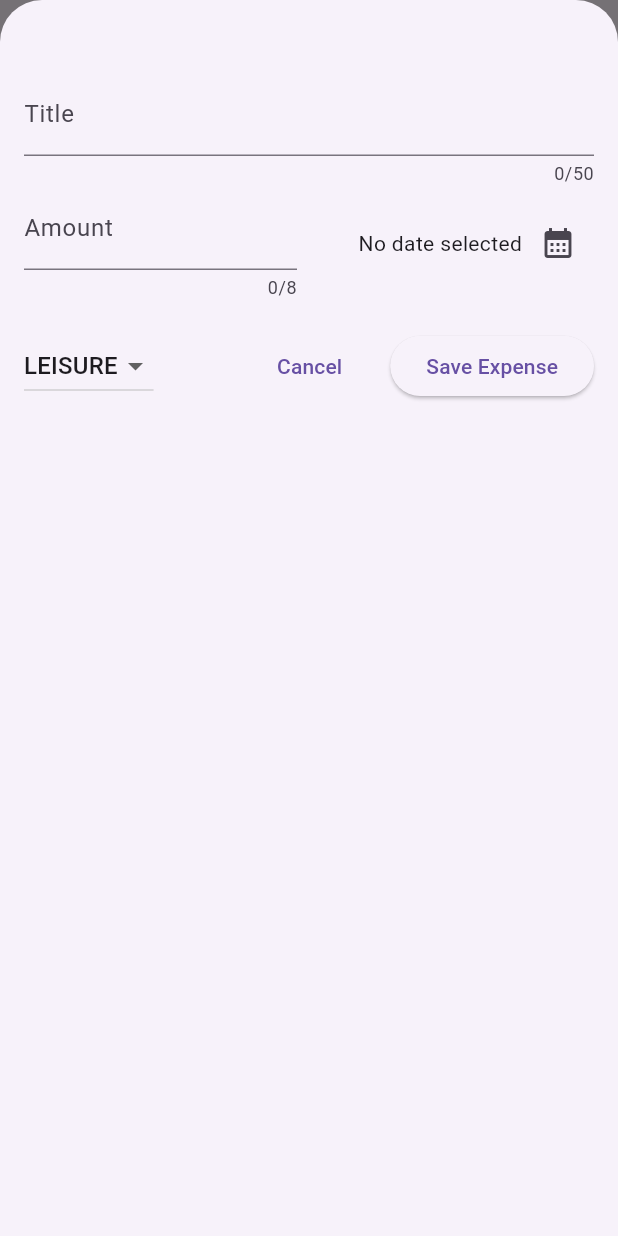
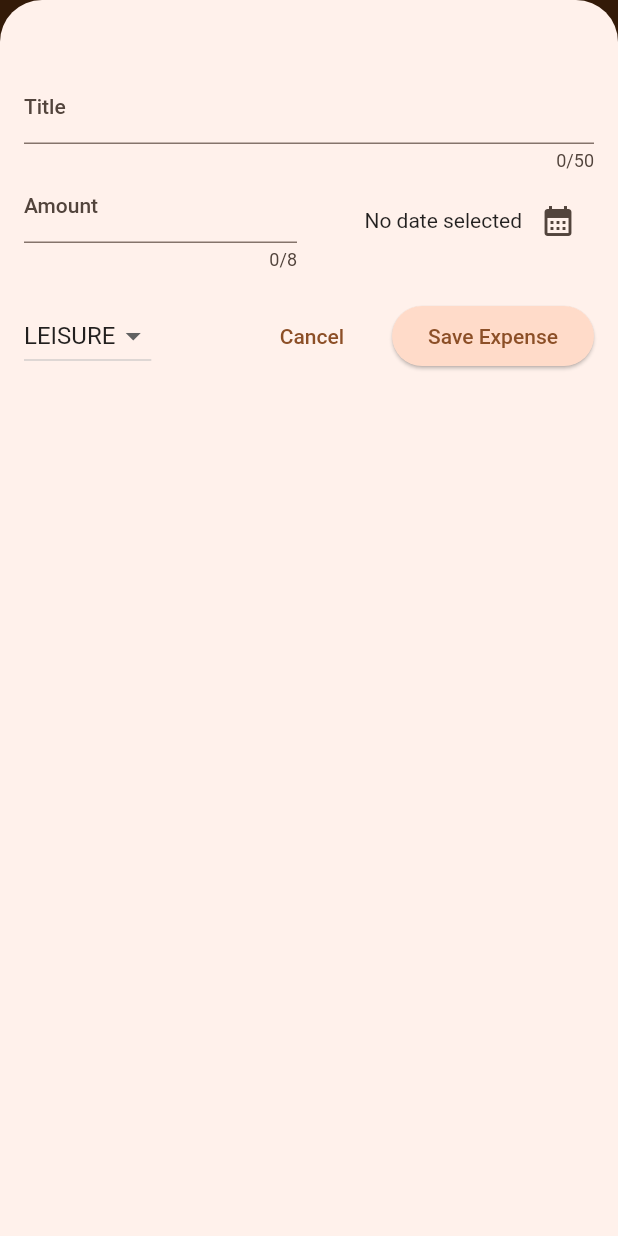
Before and after one commit to bhibbert/expense_tracker, a Flutter app: the screen it shows after launch, after a tap on the "add" icon, on a phone screen of 412 x 824 dp. Run offline on Flutter 3.47's test engine with Material 2 defaults, Android fonts, the phone set to English and light mode, and no system bars.

Commit message:
Added Theme

```diff
--- a/lib/main.dart
+++ b/lib/main.dart
@@ -2,10 +2,40 @@ import 'package:flutter/material.dart';
 
 import 'package:expense_tracker/widgets/expenses.dart';
 
+var kColorScheme = ColorScheme.fromSeed(
+  seedColor: const Color.fromARGB(255, 244, 115, 2),
+);
+
 void main() {
   runApp(
     MaterialApp(
-      theme: ThemeData(useMaterial3: true),
+      theme: ThemeData().copyWith(
+        useMaterial3: true,
+        colorScheme: kColorScheme,
+        appBarTheme: const AppBarTheme().copyWith(
+          backgroundColor: kColorScheme.onPrimaryContainer,
+          foregroundColor: kColorScheme.primaryContainer,
+        ),
+        cardTheme: const CardTheme().copyWith(
+          color: kColorScheme.secondaryContainer,
+          margin: const EdgeInsets.symmetric(
+            horizontal: 16,
+            vertical: 8,
+          ),
+          elevation: 4.0,
+        ),
+        elevatedButtonTheme: ElevatedButtonThemeData(
+          style: ElevatedButton.styleFrom(
+            backgroundColor: kColorScheme.primaryContainer,
+          ),
+        ),
+        textTheme: ThemeData().textTheme.copyWith(
+                titleLarge: TextStyle(
+              fontWeight: FontWeight.bold,
+              color: kColorScheme.onSecondaryContainer,
+              fontSize: 16,
+            )),
+      ), // ThemeData
       home: const Expenses(),
     ),
   );
--- a/lib/widgets/expenses_list/expense_item.dart
+++ b/lib/widgets/expenses_list/expense_item.dart
@@ -15,8 +15,12 @@ class ExpenseItem extends StatelessWidget {
             vertical: 16,
           ),
           child: Column(
+            crossAxisAlignment: CrossAxisAlignment.start,
             children: [
-              Text(expense.title),
+              Text(
+                expense.title,
+                style: Theme.of(context).textTheme.titleLarge,
+              ),
               const SizedBox(height: 4),
               Row(
                 children: [
--- a/lib/widgets/expenses_list/expenses_list.dart
+++ b/lib/widgets/expenses_list/expenses_list.dart
@@ -17,6 +17,20 @@ class ExpensesList extends StatelessWidget {
     return ListView.builder(
       itemCount: expenses.length,
       itemBuilder: (ctx, index) => Dismissible(
+        background: Card(
+          color: Theme.of(context).colorScheme.error.withOpacity(0.75),
+          child: Row(
+            crossAxisAlignment: CrossAxisAlignment.center,
+            mainAxisAlignment: MainAxisAlignment.end,
+            children: [
+              Text(
+                'Delete Expense',
+                style: const TextStyle().copyWith(color: Colors.white),
+              ),
+              const SizedBox(width: 16),
+            ],
+          ),
+        ),
         key: ValueKey(expenses[index]),
         onDismissed: (direction) {
           onRemoveExpense(expenses[index]);
```
